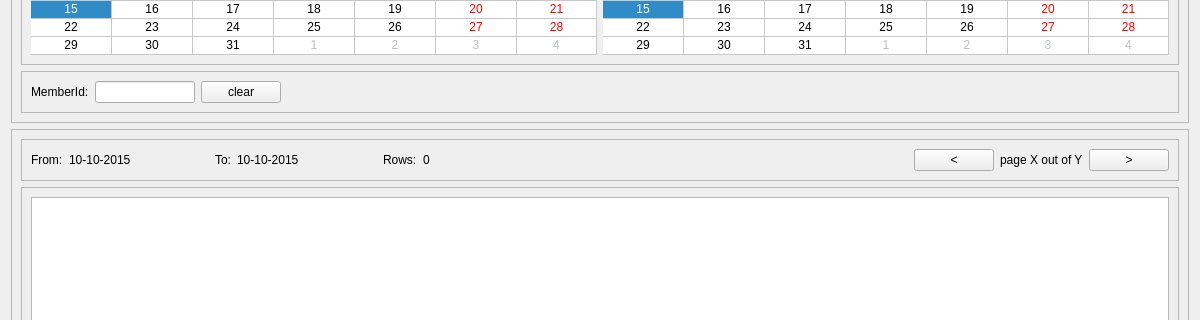
Before: the Qt Designer form penyamanager/accountbalanceview.ui in eguzki/penyamanager, drawn with Qt 5; both pictures show x 0 to 1200 and y 177 to 497 of the 1200 by 1000 pixel window.
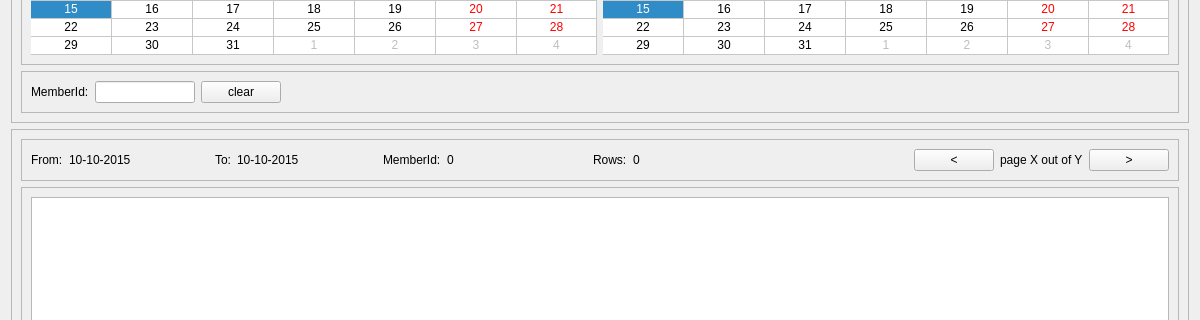
After: the same form once the commit is applied.

Diff of the .ui file:
```diff
--- a/penyamanager/accountbalanceview.ui
+++ b/penyamanager/accountbalanceview.ui
@@ -316,6 +316,48 @@
            </property>
           </spacer>
          </item>
+         <item>
+          <widget class="QLabel" name="memberIdResLabel">
+           <property name="text">
+            <string>MemberId:</string>
+           </property>
+          </widget>
+         </item>
+         <item>
+          <widget class="QLabel" name="memberIdResValueLabel">
+           <property name="minimumSize">
+            <size>
+             <width>100</width>
+             <height>0</height>
+            </size>
+           </property>
+           <property name="maximumSize">
+            <size>
+             <width>100</width>
+             <height>16777215</height>
+            </size>
+           </property>
+           <property name="text">
+            <string>0</string>
+           </property>
+          </widget>
+         </item>
+         <item>
+          <spacer name="horizontalSpacer_9">
+           <property name="orientation">
+            <enum>Qt::Horizontal</enum>
+           </property>
+           <property name="sizeType">
+            <enum>QSizePolicy::Fixed</enum>
+           </property>
+           <property name="sizeHint" stdset="0">
+            <size>
+             <width>40</width>
+             <height>20</height>
+            </size>
+           </property>
+          </spacer>
+         </item>
          <item>
           <widget class="QLabel" name="totalRowsLabel">
            <property name="text">
```
